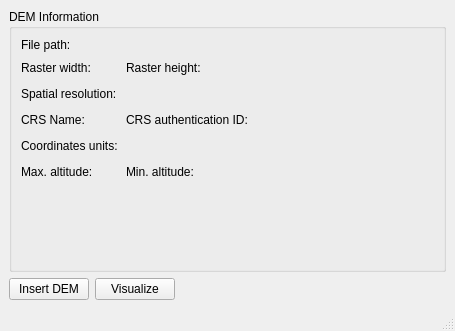
Qt form Gui/CustomWidgets/mainWindow.ui (jpesperidiao/MOPA) before a commit.
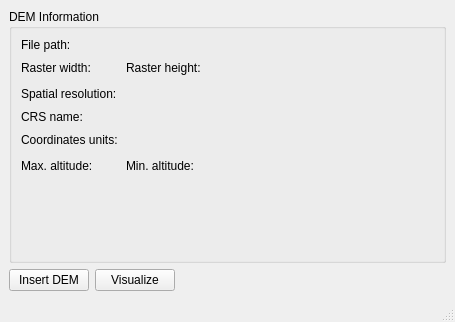
The same form after that commit.

Commit message: changed exposed raster info

```diff
--- a/Gui/CustomWidgets/mainWindow.ui
+++ b/Gui/CustomWidgets/mainWindow.ui
@@ -7,7 +7,7 @@
     <x>0</x>
     <y>0</y>
     <width>455</width>
-    <height>331</height>
+    <height>322</height>
    </rect>
   </property>
   <property name="windowTitle">
@@ -82,7 +82,7 @@
          </property>
          <property name="sizeHint" stdset="0">
           <size>
-           <width>126</width>
+           <width>174</width>
            <height>20</height>
           </size>
          </property>
@@ -102,19 +102,12 @@
          </property>
          <property name="sizeHint" stdset="0">
           <size>
-           <width>126</width>
+           <width>174</width>
            <height>20</height>
           </size>
          </property>
         </spacer>
        </item>
-       <item row="3" column="0">
-        <widget class="QLabel" name="crsLabel">
-         <property name="text">
-          <string>CRS Name: </string>
-         </property>
-        </widget>
-       </item>
        <item row="5" column="3">
         <spacer name="horizontalSpacer_7">
          <property name="orientation">
@@ -122,19 +115,12 @@
          </property>
          <property name="sizeHint" stdset="0">
           <size>
-           <width>126</width>
+           <width>174</width>
            <height>20</height>
           </size>
          </property>
         </spacer>
        </item>
-       <item row="3" column="1" colspan="2">
-        <widget class="QLabel" name="authLabel">
-         <property name="text">
-          <string>CRS authentication ID:</string>
-         </property>
-        </widget>
-       </item>
        <item row="4" column="0">
         <widget class="QLabel" name="unitsLabel">
          <property name="text">
@@ -149,19 +135,6 @@
          </property>
         </widget>
        </item>
-       <item row="3" column="3">
-        <spacer name="horizontalSpacer_4">
-         <property name="orientation">
-          <enum>Qt::Horizontal</enum>
-         </property>
-         <property name="sizeHint" stdset="0">
-          <size>
-           <width>126</width>
-           <height>20</height>
-          </size>
-         </property>
-        </spacer>
-       </item>
        <item row="6" column="2">
         <spacer name="verticalSpacer">
          <property name="orientation">
@@ -182,6 +155,13 @@
          </property>
         </widget>
        </item>
+       <item row="3" column="0" colspan="4">
+        <widget class="QLabel" name="crsLabel">
+         <property name="text">
+          <string>CRS name: </string>
+         </property>
+        </widget>
+       </item>
       </layout>
      </widget>
     </item>
```
The commit also changes 1 other file.
